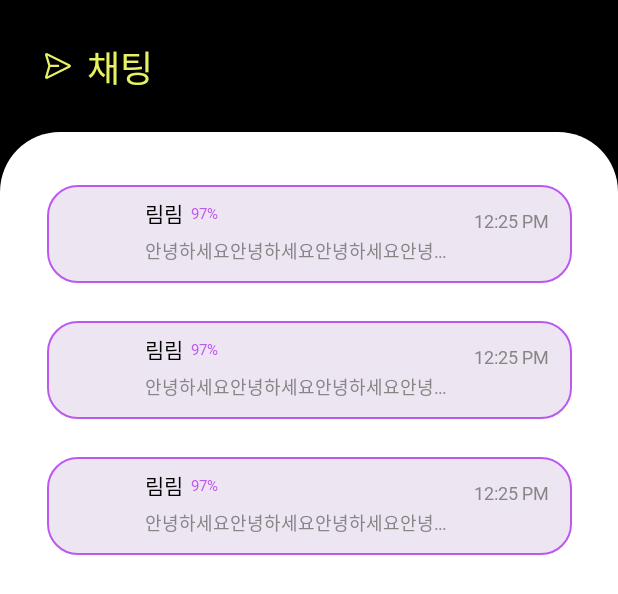
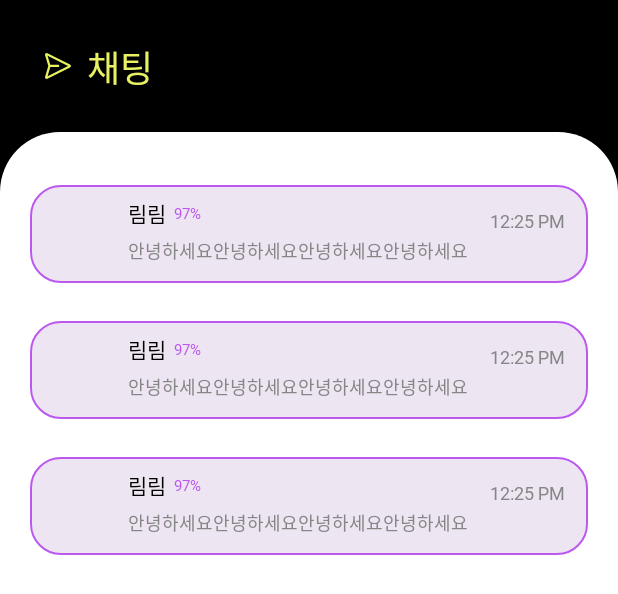
Before and after one commit to WonilLee211/TTrIP-project, an Android app: the layout fragment_chat.xml on its own in the app's theme, with its tools: preview values and no code run, on a phone screen of 412 x 824 dp. Shown: the top 594 px of the screen. Run offline under Robolectric (Android 15) with nearby library versions, the phone set to English and light mode, and no system bars; network calls fail.

Commit message:
[CHORE] 채팅 리스트 뷰 미세 수정 및 라이브 바텀 네비 뷰 여부 추가

```diff
--- a/Ttrip/app/src/main/java/org/sfy/ttrip/presentation/live/LiveFragment.kt
+++ b/Ttrip/app/src/main/java/org/sfy/ttrip/presentation/live/LiveFragment.kt
@@ -89,6 +89,7 @@ class LiveFragment : BaseFragment<FragmentLiveBinding>(R.layout.fragment_live),
         getOpenViduToken()
         showUserProfileDialog()
         initObserve()
+        (activity as MainActivity).hideBottomNavigation(true)
     }
 
     override fun onAttach(context: Context) {
--- a/Ttrip/app/src/main/res/layout/fragment_chat.xml
+++ b/Ttrip/app/src/main/res/layout/fragment_chat.xml
@@ -46,9 +46,10 @@
 
             <androidx.recyclerview.widget.RecyclerView
                 android:id="@+id/rv_chat_rooms"
-                android:layout_width="wrap_content"
+                android:layout_width="match_parent"
                 android:layout_height="0dp"
                 android:layout_marginTop="35dp"
+                android:layout_marginHorizontal="20dp"
                 android:orientation="vertical"
                 app:layoutManager="androidx.recyclerview.widget.LinearLayoutManager"
                 app:layout_constraintBottom_toBottomOf="parent"
--- a/Ttrip/app/src/main/res/layout/item_chat_room.xml
+++ b/Ttrip/app/src/main/res/layout/item_chat_room.xml
@@ -12,7 +12,7 @@
 
     <androidx.constraintlayout.widget.ConstraintLayout
         android:id="@+id/cl_chat_room"
-        android:layout_width="350dp"
+        android:layout_width="match_parent"
         android:layout_height="65dp"
         android:layout_marginBottom="25dp"
         android:background="@drawable/bg_rect_medium_orchid_white_lilac_radius20_stroke1"
```
